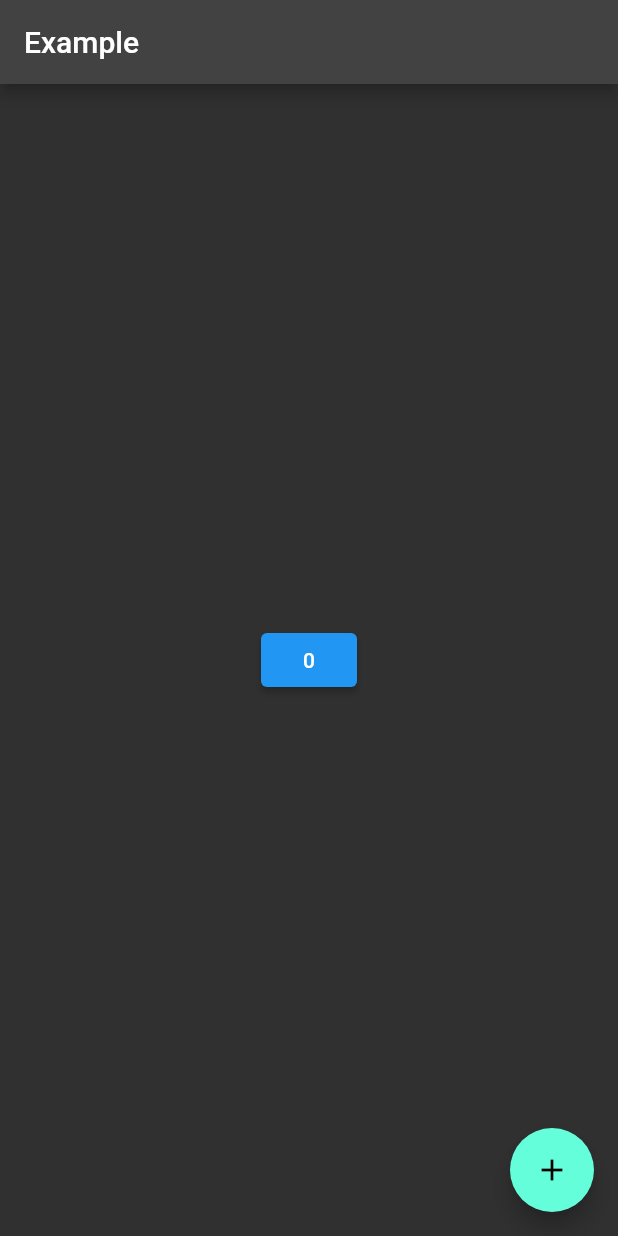
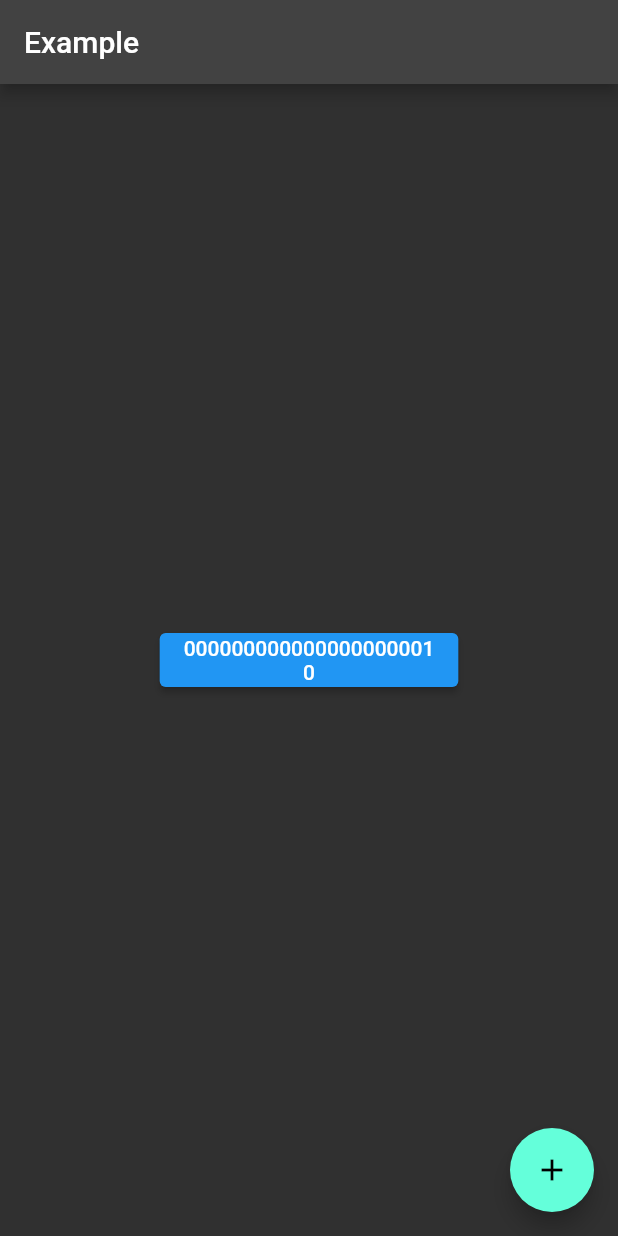
Before and after one commit to kody-liou/flutter_demo_app, a Flutter app: the screen it shows after launch, after a tap on the "add" icon, on a phone screen of 412 x 824 dp. Run offline on Flutter 3.47's test engine with Material 2 defaults, Android fonts, the phone set to English and light mode, and no system bars; our stand-ins replace nanoid.

Commit message:
Display id

```diff
--- a/lib/main.dart
+++ b/lib/main.dart
@@ -71,7 +71,9 @@ class BlueButton extends StatelessWidget {
     return ElevatedButton(
       onPressed: counter.increment,
       onLongPress: counter.decrement,
-      child: Text('${counter.count}'),
+      child: Column(
+        children: [Text(counter.id), Text('${counter.count}')],
+      ),
     );
   }
 }
```
